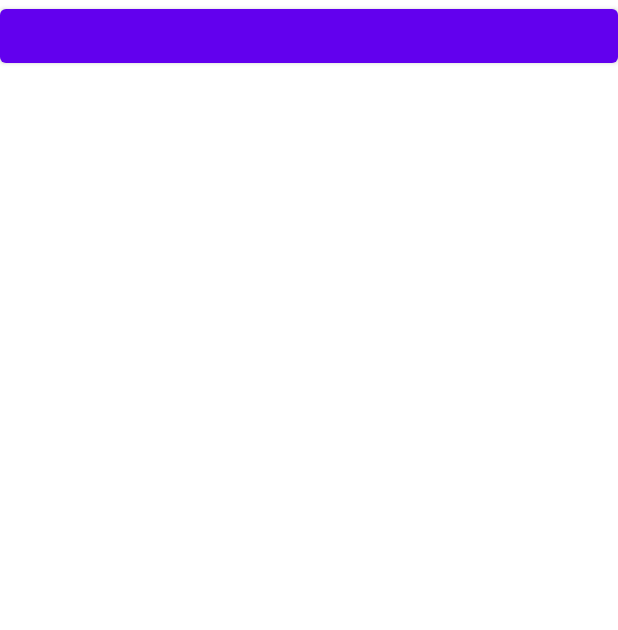
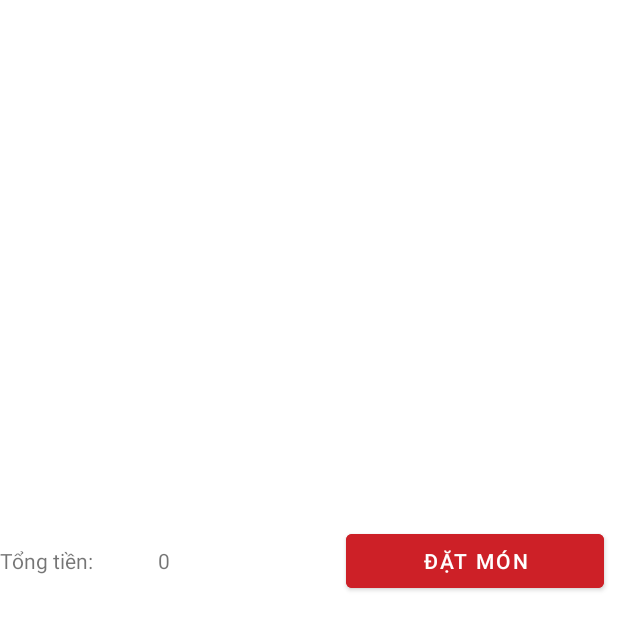
Before and after one commit to hieutran02grc/foodyJava, an Android app: the GioHangActivity screen opened directly, with no data from a screen before it, on a phone screen of 412 x 824 dp. Shown: the top 630 px of the screen. Run offline under Robolectric (Android 15) with nearby library versions, the phone set to English and light mode, and no system bars; our stand-ins replace CircleImageView.

Commit message:
hieu commit

```diff
--- a/app/src/main/java/com/example/foodypj/src/Adapter/AdapterMonAn.java
+++ b/app/src/main/java/com/example/foodypj/src/Adapter/AdapterMonAn.java
@@ -48,7 +48,7 @@ public class AdapterMonAn extends RecyclerView.Adapter<AdapterMonAn.HolderMonAn>
     public void onBindViewHolder(@NonNull AdapterMonAn.HolderMonAn holder, int position) {
         MonAnModel monAnModel = monAnModelList.get(position);
         holder.txtTenMonAn.setText(monAnModel.getTenmon());
-
+        holder.txtGiaTien.setText(monAnModel.getGiatien()+"");
         holder.txtSoLuong.setTag(0);
         holder.imgTangSoLuong.setOnClickListener(new View.OnClickListener() {
             @Override
@@ -108,7 +108,7 @@ public class AdapterMonAn extends RecyclerView.Adapter<AdapterMonAn.HolderMonAn>
 
 
     public class HolderMonAn extends RecyclerView.ViewHolder {
-        TextView txtTenMonAn, txtSoLuong;
+        TextView txtTenMonAn, txtSoLuong, txtGiaTien;
         ImageView imgGiamSoLuong, imgTangSoLuong;
         Button btnDatMon;
         public HolderMonAn(@NonNull View itemView) {
@@ -118,7 +118,7 @@ public class AdapterMonAn extends RecyclerView.Adapter<AdapterMonAn.HolderMonAn>
             txtSoLuong = itemView.findViewById(R.id.txtSoLuong);
             imgGiamSoLuong = itemView.findViewById(R.id.imgGiamSoLuong);
             imgTangSoLuong = itemView.findViewById(R.id.imgTangSoLuong);
-
+            txtGiaTien = itemView.findViewById(R.id.txtGiaTien);
 
         }
     }
--- a/app/src/main/java/com/example/foodypj/src/View/GioHangActivity.java
+++ b/app/src/main/java/com/example/foodypj/src/View/GioHangActivity.java
@@ -1,10 +1,13 @@
 package com.example.foodypj.src.View;
 
+import android.content.Intent;
 import android.os.Bundle;
 import android.os.PersistableBundle;
 import android.util.Log;
 import android.view.View;
 import android.widget.Button;
+import android.widget.TextView;
+import android.widget.Toast;
 
 
 import static com.example.foodypj.src.Adapter.AdapterMonAn.datMonList;
@@ -21,63 +24,39 @@ import com.example.foodypj.src.Adapter.DatMonAdapter;
 public class GioHangActivity extends AppCompatActivity  {
 
     RecyclerView datmon_recycler_view ;
-    DatMonAdapter datMonAdapter;
     Button button;
+    TextView tongGiaTien;
 
     @Override
     protected void onCreate(@Nullable Bundle savedInstanceState) {
         super.onCreate(savedInstanceState);
         setContentView(R.layout.layout_giohang);
         button = findViewById(R.id.test);
-
+        tongGiaTien = findViewById(R.id.tongGiaTien);
         datmon_recycler_view = findViewById(R.id.datmon_recycler_view);
 
-
+        datmon_recycler_view.setLayoutManager(new LinearLayoutManager(this));
+        datmon_recycler_view.setAdapter(new DatMonAdapter(getApplicationContext(),datMonList));
 
         button.setOnClickListener(new View.OnClickListener() {
             @Override
             public void onClick(View v) {
-                for(DatMon datMon : datMonList){
-                    Log.d("Mon an", datMon.getTenMonAn());
-                }
+                Toast.makeText(GioHangActivity.this, "Đặt món thành công", Toast.LENGTH_SHORT).show();
+                Intent iTrangChu = new Intent(getApplicationContext(), TrangChuActivity.class);
+                startActivity(iTrangChu);
             }
         });
-
-        HienTHiMonDaDat();
+        TinhTongGiaTien();
     }
 
-    public void HienTHiMonDaDat(){
-        RecyclerView.LayoutManager layoutManager = new LinearLayoutManager(this);
-        datmon_recycler_view.setLayoutManager(layoutManager);
-        datMonAdapter = new DatMonAdapter(this, datMonList);
-
-        datmon_recycler_view.setAdapter(datMonAdapter);
-        datMonAdapter.notifyDataSetChanged();
+    public void TinhTongGiaTien(){
+        long sum =0;
+        for(DatMon datMon : datMonList){
+            sum += datMon.getGiatien();
+        }
+        tongGiaTien.setText(sum+"");
     }
 
-    /*    @Override
-    public void onCreate(@Nullable Bundle savedInstanceState, @Nullable PersistableBundle persistentState) {
-        super.onCreate(savedInstanceState, persistentState);
-        setContentView(R.layout.layout_giohang);
-*//*        datmon_recycler_view = findViewById(R.id.datmon_recycler_view);*//*
-        button = findViewById(R.id.test);
-
-*//*        RecyclerView.LayoutManager layoutManager = new LinearLayoutManager(this);
-        datmon_recycler_view.setLayoutManager(layoutManager);
-        datMonAdapter = new DatMonAdapter(this, datMonList);
-
-        datmon_recycler_view.setAdapter(datMonAdapter);
-        datMonAdapter.notifyDataSetChanged();*//*
 
 
-        button.setOnClickListener(new View.OnClickListener() {
-            @Override
-            public void onClick(View v) {
-                for(DatMon datMon : datMonList){
-                    Log.d("Mon an", datMon.getTenMonAn());
-                }
-            }
-        });
-
-    }*/
 }
--- a/app/src/main/res/layout/layout_giohang.xml
+++ b/app/src/main/res/layout/layout_giohang.xml
@@ -1,5 +1,5 @@
 <?xml version="1.0" encoding="utf-8"?>
-<LinearLayout xmlns:android="http://schemas.android.com/apk/res/android"
+<RelativeLayout xmlns:android="http://schemas.android.com/apk/res/android"
     android:layout_width="match_parent"
     android:layout_height="match_parent"
     android:orientation="vertical">
@@ -9,17 +9,46 @@
         android:layout_width="match_parent"
         android:layout_height="wrap_content"
         android:orientation="vertical">
-        <Button
-            android:id="@+id/test"
-            android:layout_width="match_parent"
-            android:layout_height="wrap_content"/>
-
 
         <androidx.recyclerview.widget.RecyclerView
             android:id="@+id/datmon_recycler_view"
             android:layout_width="match_parent"
-            android:layout_height="wrap_content" />
+            android:layout_height="350dp"
+            android:background="@color/colorAccent" />
+
+        <LinearLayout
+            android:layout_width="match_parent"
+            android:layout_height="wrap_content"
+            android:orientation="horizontal">
+
+            <TextView
+                android:layout_width="wrap_content"
+                android:layout_height="match_parent"
+                android:text="Tổng tiền:"
+                android:gravity="center"/>
+
+            <TextView
+                android:id="@+id/tongGiaTien"
+                android:layout_width="95dp"
+                android:layout_height="match_parent"
+                android:gravity="center"
+                android:text="100000" />
+
+            <TextView
+                android:layout_width="73dp"
+                android:layout_height="match_parent"
+                android:gravity="center" />
+
+            <Button
+                android:id="@+id/test"
+                android:layout_width="172dp"
+                android:layout_height="wrap_content"
+                android:layout_gravity="end"
+                android:backgroundTint="@color/red_2027"
+                android:text="Đặt món" />
+        </LinearLayout>
+
     </LinearLayout>
 
 
-</LinearLayout>
+</RelativeLayout>
--- a/app/src/main/res/values/strings.xml
+++ b/app/src/main/res/values/strings.xml
@@ -30,5 +30,8 @@
     <string name="damocua">Đã mở cửa</string>
     <string name="open">Open Navigation</string>
     <string name="close">Close Navigation</string>
+    <string name="datmon_name">Ten</string>
+    <string name="datmon_amount">So luong</string>
+    <string name="datmon_price">Gia tien</string>
 
 </resources>
```
Also changed, not shown: app/src/main/AndroidManifest.xml (+4 -4 lines), app/src/main/java/com/example/foodypj/src/Adapter/DatMonAdapter.java (+5 -7 lines), app/src/main/java/com/example/foodypj/src/View/TrangChuActivity.java (+11 -23 lines), app/src/main/res/layout/custom_layout_giohang.xml (+5 -4 lines), app/src/main/res/layout/custom_layout_monan.xml (+10 -1 lines), app/src/main/res/layout/layout_thucdon_chitiet.xml (+6 -2 lines), app/src/main/res/layout/layout_trangchu.xml (+7 -11 lines).
